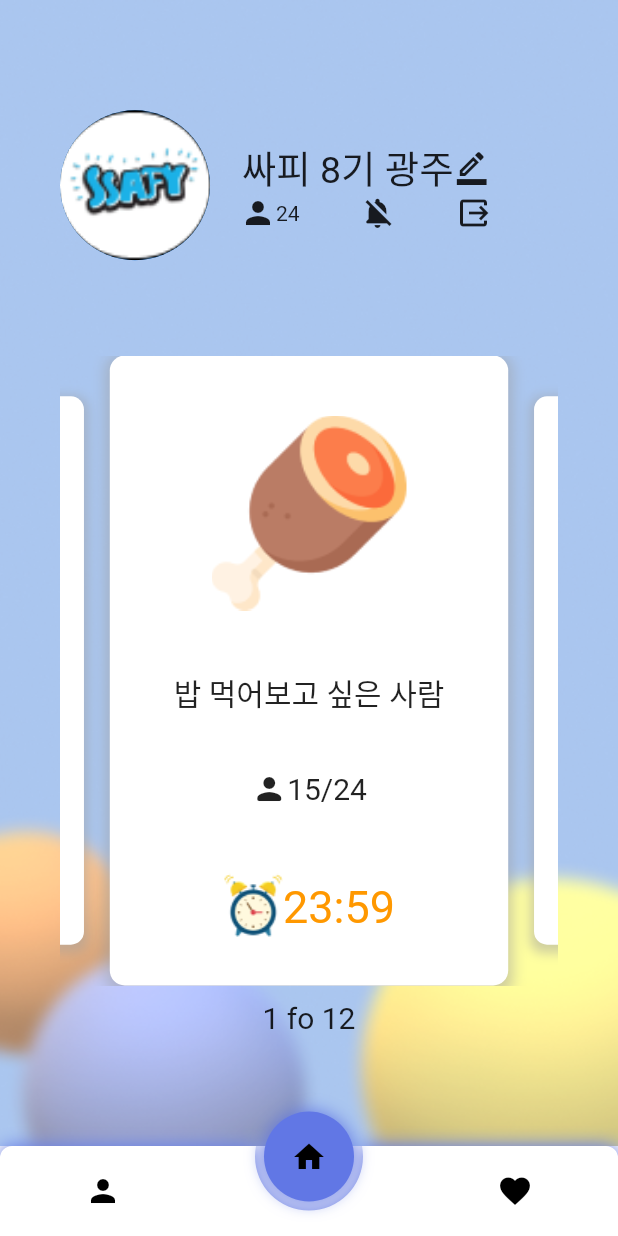
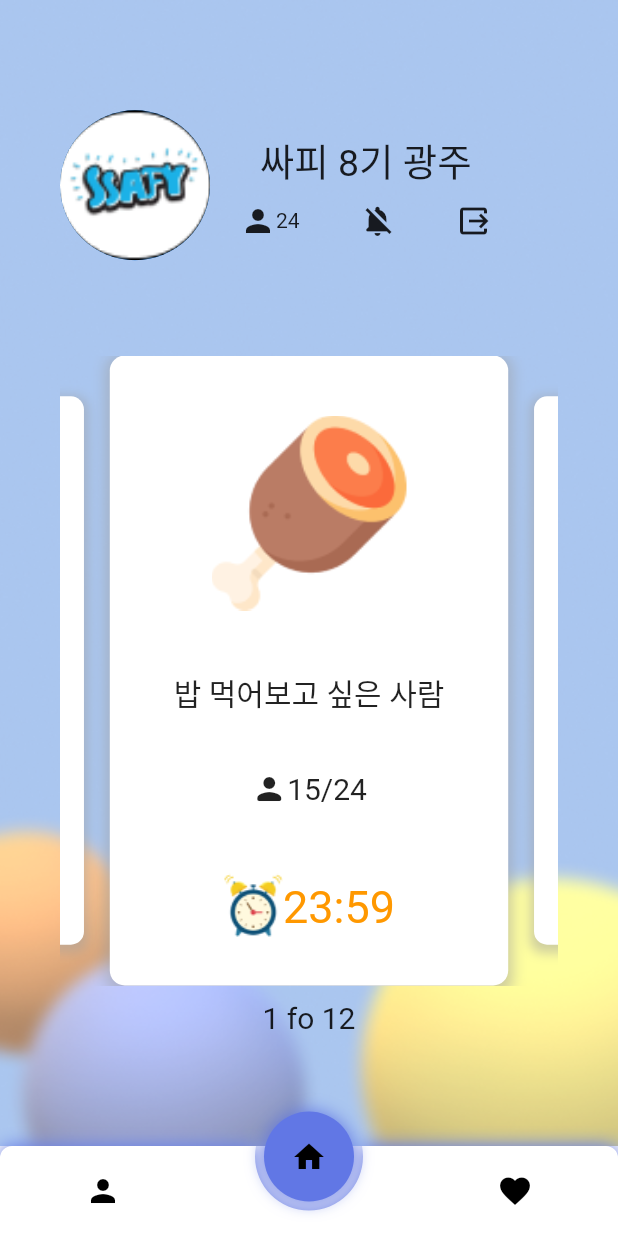
Before and after one commit to ukknown/Mention, a Flutter app: the GroupScreen screen opened directly, on a phone screen of 412 x 824 dp. Run offline on Flutter 3.47's test engine with Material 2 defaults, Android fonts, the light colour scheme and no system bars; drawn by our look-alikes of carousel_slider, circle_nav_bar; our stand-ins replace card_swiper, confetti, flutter_inset_box_shadow, flutter_local_notifications.

Commit message:
[front] feat : 알람작동만하게함, 적절한 위치에 지정하기필요

```diff
--- a/app/lib/Screens/group_screen.dart
+++ b/app/lib/Screens/group_screen.dart
@@ -45,8 +45,10 @@ class GroupScreen extends StatelessWidget {
                               style: TextStyle(fontSize: 25),
                             ),
                             // 이름 수정
-                            Icon(Icons.border_color_outlined)
                           ],
+                        ),
+                        const SizedBox(
+                          height: 10,
                         ),
                         Row(
                           children: [
--- a/app/lib/widgets/push_alarm.dart
+++ b/app/lib/widgets/push_alarm.dart
@@ -1,3 +1,5 @@
+import 'dart:async';
+
 import 'package:flutter/material.dart';
 import 'package:flutter_local_notifications/flutter_local_notifications.dart';
 
@@ -32,7 +34,7 @@ class _TestNotificationPageState extends State<TestNotificationPage> {
         android: androidPlatformChannelSpecifics,
         iOS: iOSPlatformChannelSpecifics);
     await flutterLocalNotificationsPlugin.show(
-        0, 'Test', '테스트', platformChannelSpecifics);
+        0, 'Mention', '누군가 당신에게 멘션을 보냈습니다.', platformChannelSpecifics);
   }
 
   @override
```
Also changed, not shown: app/lib/Screens/group_member.dart (line endings or trailing spaces), app/pubspec.lock.
